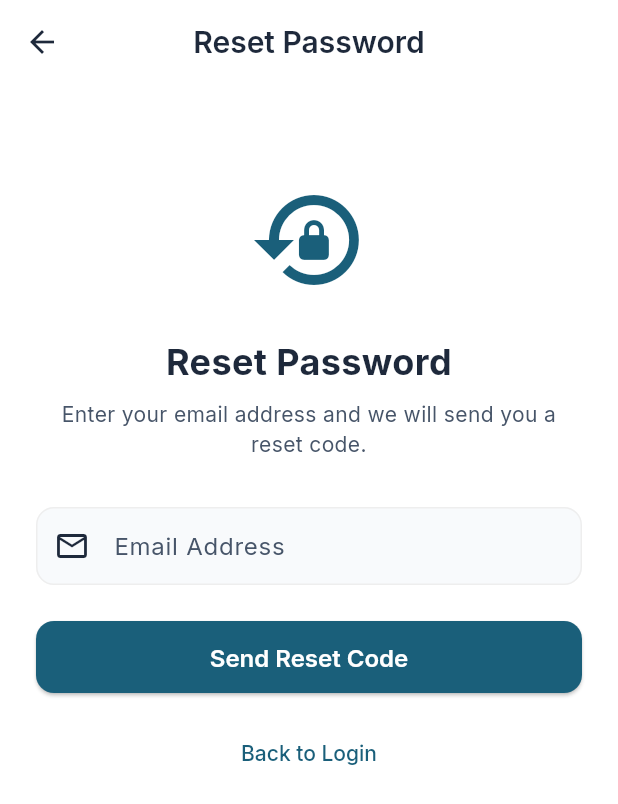
After one commit to malulekekelson/stationsync-front, a Flutter app: the ForgotPasswordScreen screen opened directly, on a phone screen of 412 x 824 dp. The commit adds this screen. Shown: the top 804 px of the screen. Run offline on Flutter 3.47's test engine with Material 3 defaults, Android fonts, the phone set to English and light mode, and no system bars; our stand-ins replace dio, file_picker, flutter_secure_storage, geolocator, google_fonts, image_picker and 1 more; accounts and stored records are empty.

Commit message:
forgot password

```diff
--- a/lib/core/api/api_client.dart
+++ b/lib/core/api/api_client.dart
@@ -384,6 +384,37 @@ class ApiClient {
   }
 
   // ============================================
+// PASSWORD RESET METHODS
+// ============================================
+
+// Forgot password - request reset link
+  Future<Map<String, dynamic>> forgotPassword(String email) async {
+    final response = await _dio.post('/api/auth/forgot-password', data: {
+      'email': email,
+    });
+    return response.data;
+  }
+
+// Verify reset token
+  Future<Map<String, dynamic>> verifyResetToken(String token) async {
+    final response = await _dio.post('/api/auth/verify-reset-token', data: {
+      'token': token,
+    });
+    return response.data;
+  }
+
+// Reset password with token/code
+  Future<Map<String, dynamic>> resetPassword(
+      String token, String email, String newPassword) async {
+    final response = await _dio.post('/api/auth/reset-password', data: {
+      'token': token,
+      'email': email,
+      'new_password': newPassword,
+    });
+    return response.data;
+  }
+
+  // ============================================
 // PROFILE METHODS
 // ============================================
 
--- /dev/null
+++ b/lib/screens/auth/forgot_password_screen.dart
@@ -0,0 +1,195 @@
+import 'package:flutter/material.dart';
+import 'package:google_fonts/google_fonts.dart';
+import '../../core/api/api_client.dart';
+import '../../core/constants/app_colors.dart';
+import '../../widgets/common/loading_button.dart';
+import 'reset_password_screen.dart';
+
+class ForgotPasswordScreen extends StatefulWidget {
+  const ForgotPasswordScreen({super.key});
+
+  @override
+  State<ForgotPasswordScreen> createState() => _ForgotPasswordScreenState();
+}
+
+class _ForgotPasswordScreenState extends State<ForgotPasswordScreen> {
+  final _emailController = TextEditingController();
+  final _resetCodeController = TextEditingController();
+  final _apiClient = ApiClient();
+  bool _isLoading = false;
+  bool _emailSent = false;
+  String? _token;
+
+  Future<void> _sendResetCode() async {
+    if (_emailController.text.isEmpty) {
+      _showSnackBar('Please enter your email address', AppColors.error);
+      return;
+    }
+
+    setState(() => _isLoading = true);
+
+    try {
+      final response =
+          await _apiClient.forgotPassword(_emailController.text.trim());
+
+      if (response['success'] == true) {
+        setState(() {
+          _emailSent = true;
+          _token = response['token'];
+        });
+        _showSnackBar('Reset code sent to your email', AppColors.success);
+      } else {
+        _showSnackBar(
+            response['error'] ?? 'Failed to send reset code', AppColors.error);
+      }
+    } catch (e) {
+      _showSnackBar('Connection error. Please try again.', AppColors.error);
+    } finally {
+      if (mounted) setState(() => _isLoading = false);
+    }
+  }
+
+  Future<void> _verifyCodeAndReset() async {
+    if (_resetCodeController.text.isEmpty) {
+      _showSnackBar('Please enter the reset code', AppColors.error);
+      return;
+    }
+
+    setState(() => _isLoading = true);
+
+    try {
+      // Navigate to reset password with the code
+      Navigator.push(
+        context,
+        MaterialPageRoute(
+          builder: (_) => ResetPasswordScreen(
+            token: _resetCodeController.text.trim().toUpperCase(),
+            email: _emailController.text.trim(),
+          ),
+        ),
+      );
+    } catch (e) {
+      _showSnackBar('Error. Please try again.', AppColors.error);
+    } finally {
+      if (mounted) setState(() => _isLoading = false);
+    }
+  }
+
+  void _showSnackBar(String message, Color color) {
+    ScaffoldMessenger.of(context).showSnackBar(
+      SnackBar(
+        content: Text(message),
+        backgroundColor: color,
+        behavior: SnackBarBehavior.floating,
+      ),
+    );
+  }
+
+  @override
+  Widget build(BuildContext context) {
+    return Scaffold(
+      appBar: AppBar(
+        title: const Text('Reset Password'),
+      ),
+      body: SafeArea(
+        child: Padding(
+          padding: const EdgeInsets.all(24),
+          child: Column(
+            crossAxisAlignment: CrossAxisAlignment.stretch,
+            children: [
+              const SizedBox(height: 40),
+              Icon(
+                Icons.lock_reset,
+                size: 80,
+                color: AppColors.primary,
+              ),
+              const SizedBox(height: 24),
+              Text(
+                'Reset Password',
+                style: GoogleFonts.inter(
+                  fontSize: 24,
+                  fontWeight: FontWeight.bold,
+                  color: AppColors.textPrimary,
+                ),
+                textAlign: TextAlign.center,
+              ),
+              const SizedBox(height: 8),
+              Text(
+                _emailSent
+                    ? 'Enter the 8-character reset code sent to your email.'
+                    : 'Enter your email address and we will send you a reset code.',
+                style: GoogleFonts.inter(
+                  fontSize: 14,
+                  color: AppColors.textSecondary,
+                ),
+                textAlign: TextAlign.center,
+              ),
+              const SizedBox(height: 32),
+              if (!_emailSent) ...[
+                TextField(
+                  controller: _emailController,
+                  keyboardType: TextInputType.emailAddress,
+                  decoration: const InputDecoration(
+                    labelText: 'Email Address',
+                    prefixIcon: Icon(Icons.email_outlined),
+                  ),
+                ),
+                const SizedBox(height: 24),
+                LoadingButton(
+                  onPressed: _sendResetCode,
+                  isLoading: _isLoading,
+                  text: 'Send Reset Code',
+                ),
+              ] else ...[
+                TextField(
+                  controller: _resetCodeController,
+                  textAlign: TextAlign.center,
+                  style: GoogleFonts.inter(
+                    fontSize: 24,
+                    fontWeight: FontWeight.bold,
+                    letterSpacing: 4,
+                  ),
+                  decoration: const InputDecoration(
+                    labelText: 'Reset Code',
+                    prefixIcon: Icon(Icons.pin),
+                    hintText: 'XXXX-XXXX',
+                  ),
+                ),
+                const SizedBox(height: 8),
+                Text(
+                  'Enter the 8-character code from your email',
+                  style: GoogleFonts.inter(
+                    fontSize: 12,
+                    color: AppColors.textHint,
+                  ),
+                  textAlign: TextAlign.center,
+                ),
+                const SizedBox(height: 16),
+                Row(
+                  mainAxisAlignment: MainAxisAlignment.end,
+                  children: [
+                    TextButton(
+                      onPressed: _sendResetCode,
+                      child: const Text('Resend Code'),
+                    ),
+                  ],
+                ),
+                const SizedBox(height: 16),
+                LoadingButton(
+                  onPressed: _verifyCodeAndReset,
+                  isLoading: _isLoading,
+                  text: 'Verify & Reset Password',
+                ),
+              ],
+              const SizedBox(height: 16),
+              TextButton(
+                onPressed: () => Navigator.pop(context),
+                child: const Text('Back to Login'),
+              ),
+            ],
+          ),
+        ),
+      ),
+    );
+  }
+}
```
Also changed, not shown: lib/screens/auth/login_screen.dart (+34 -2 lines), lib/screens/auth/reset_password_screen.dart (added, +205 -0 lines).
